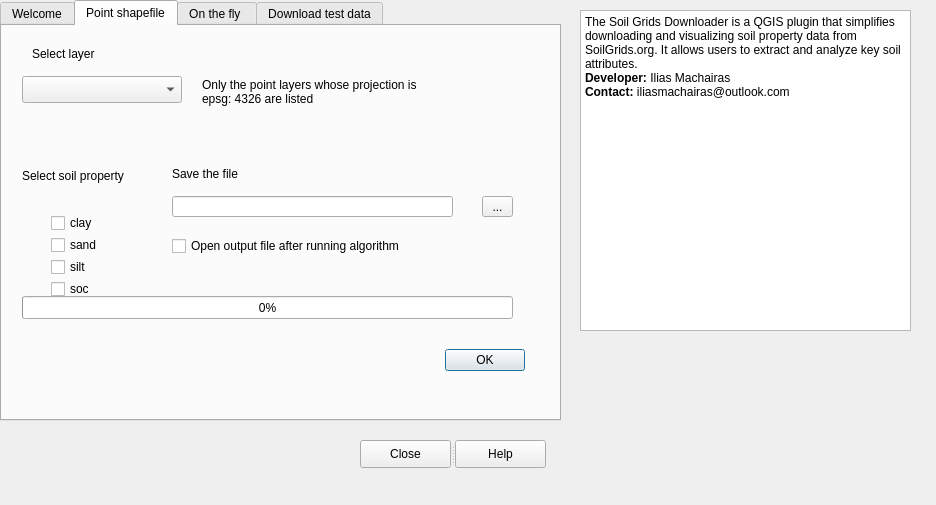
Above: Soil_Grids_Downloader_dialog_base.ui from iliasmachairas/SoilGrids_Downloader before the change. Below: the same form after it.
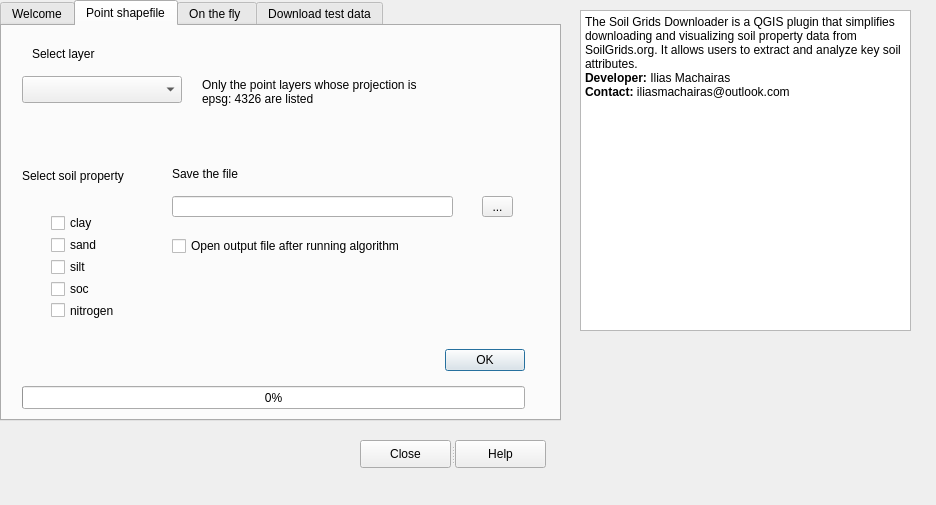
That is the form after the change. Icons and pictures are not drawn. Custom widgets are drawn as their Qt base class.

Commit message: Move progress bar out of checkbox area; guard against double-click on Run

```diff
--- a/Soil_Grids_Downloader_dialog_base.ui
+++ b/Soil_Grids_Downloader_dialog_base.ui
@@ -280,8 +280,8 @@
      <property name="geometry">
       <rect>
        <x>20</x>
-       <y>270</y>
-       <width>491</width>
+       <y>360</y>
+       <width>503</width>
        <height>23</height>
       </rect>
      </property>
```
The commit also changes 1 other file.
